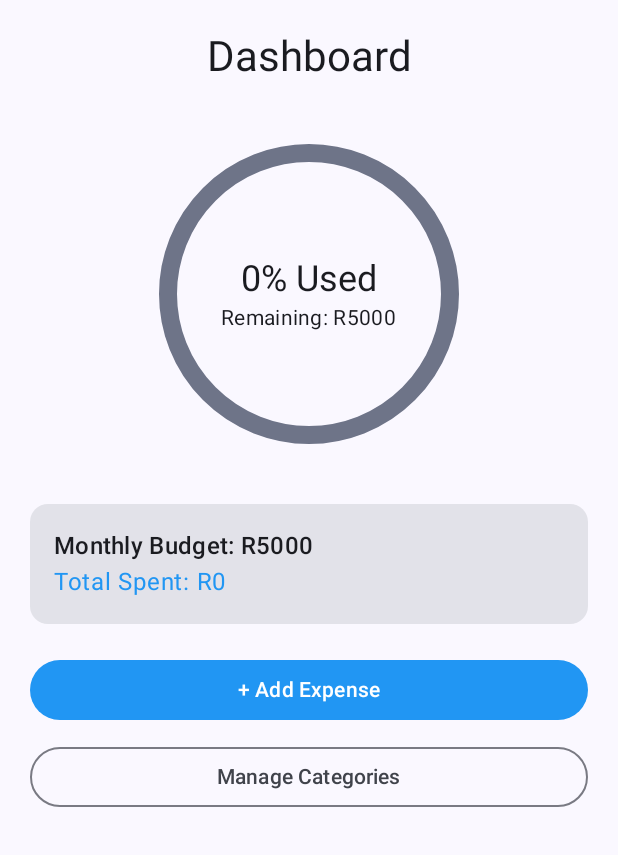
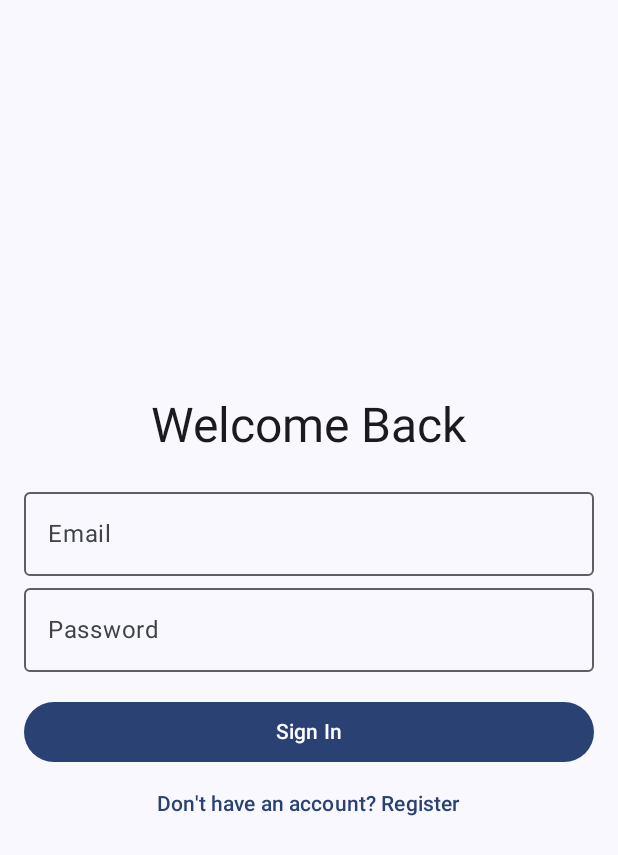
Before and after one commit to ST10367494-JL/pocketPilot2, an Android app built with Jetpack Compose: the screen it shows after launch (MainActivity), on a phone screen of 412 x 824 dp. Shown: the top 855 px of the screen. Run offline under Robolectric (Android 15) with nearby library versions, the light colour scheme and no system bars; our stand-ins replace Firebase (no records; nobody signed in at launch, a user with empty details on screens opened directly), Room's generated code.

Commit message:
implemented fire base login and register

```diff
--- /dev/null
+++ b/app/src/main/java/com/pocketpilot/pocketpilot/AuthScreens.kt
@@ -0,0 +1,59 @@
+package com.pocketpilot.pocketpilot
+
+import androidx.compose.foundation.layout.*
+import androidx.compose.material3.*
+import androidx.compose.runtime.*
+import androidx.compose.ui.Alignment
+import androidx.compose.ui.Modifier
+import androidx.compose.ui.unit.dp
+import com.pocketpilot.pocketpilot.ui.AuthViewModel
+
+@Composable
+fun LoginScreen(viewModel: AuthViewModel, onNavigateToRegister: () -> Unit, onLoginSuccess: () -> Unit) {
+    var email by remember { mutableStateOf("") }
+    var password by remember { mutableStateOf("") }
+    var errorMessage by remember { mutableStateOf<String?>(null) }
+
+    Column(modifier = Modifier.fillMaxSize().padding(16.dp), horizontalAlignment = Alignment.CenterHorizontally, verticalArrangement = Arrangement.Center) {
+        Text("Welcome Back", style = MaterialTheme.typography.headlineLarge)
+        Spacer(Modifier.height(16.dp))
+
+        OutlinedTextField(value = email, onValueChange = { email = it }, label = { Text("Email") }, modifier = Modifier.fillMaxWidth())
+        OutlinedTextField(value = password, onValueChange = { password = it }, label = { Text("Password") }, modifier = Modifier.fillMaxWidth())
+
+        errorMessage?.let { Text(it, color = MaterialTheme.colorScheme.error) }
+
+        Spacer(Modifier.height(16.dp))
+        Button(onClick = {
+            viewModel.loginUser(email, password, onLoginSuccess, { errorMessage = it })
+        }, modifier = Modifier.fillMaxWidth()) {
+            Text("Sign In")
+        }
+        TextButton(onClick = onNavigateToRegister) { Text("Don't have an account? Register") }
+    }
+}
+
+@Composable
+fun RegisterScreen(viewModel: AuthViewModel, onNavigateToLogin: () -> Unit, onRegisterSuccess: () -> Unit) {
+    var email by remember { mutableStateOf("") }
+    var password by remember { mutableStateOf("") }
+    var errorMessage by remember { mutableStateOf<String?>(null) }
+
+    Column(modifier = Modifier.fillMaxSize().padding(16.dp), horizontalAlignment = Alignment.CenterHorizontally, verticalArrangement = Arrangement.Center) {
+        Text("Create Account", style = MaterialTheme.typography.headlineLarge)
+        Spacer(Modifier.height(16.dp))
+
+        OutlinedTextField(value = email, onValueChange = { email = it }, label = { Text("Email") }, modifier = Modifier.fillMaxWidth())
+        OutlinedTextField(value = password, onValueChange = { password = it }, label = { Text("Password") }, modifier = Modifier.fillMaxWidth())
+
+        errorMessage?.let { Text(it, color = MaterialTheme.colorScheme.error) }
+
+        Spacer(Modifier.height(16.dp))
+        Button(onClick = {
+            viewModel.registerUser(email, password, onRegisterSuccess, { errorMessage = it })
+        }, modifier = Modifier.fillMaxWidth()) {
+            Text("Register")
+        }
+        TextButton(onClick = onNavigateToLogin) { Text("Already have an account? Login") }
+    }
+}
--- a/app/src/main/java/com/pocketpilot/pocketpilot/MainActivity.kt
+++ b/app/src/main/java/com/pocketpilot/pocketpilot/MainActivity.kt
@@ -18,6 +18,7 @@ import androidx.lifecycle.viewmodel.compose.viewModel
 import androidx.navigation.compose.*
 import com.pocketpilot.pocketpilot.data.PocketDb
 import com.pocketpilot.pocketpilot.ui.PocketViewModel
+import com.pocketpilot.pocketpilot.ui.AuthViewModel
 import com.pocketpilot.pocketpilot.ui.expense.AddExpenseScreen
 import com.pocketpilot.pocketpilot.ui.theme.PocketBlue
 import com.pocketpilot.pocketpilot.ui.theme.PocketPilotTheme
@@ -31,30 +32,55 @@ class MainActivity : ComponentActivity() {
                 val context = LocalContext.current
                 val database = PocketDb.getDatabase(context)
 
-                // Initialize ViewModel with the Database Dao
-                val viewModel: PocketViewModel = viewModel(
+                // 1. Initialize ViewModels
+                val pocketViewModel: PocketViewModel = viewModel(
                     factory = object : ViewModelProvider.Factory {
                         override fun <T : ViewModel> create(modelClass: Class<T>): T {
                             return PocketViewModel(database.expenseDao()) as T
                         }
                     }
                 )
+                val authViewModel: AuthViewModel = viewModel()
 
-                // Observe Data
-                val expenseList by viewModel.expenses.collectAsState()
-                val totalSpent = expenseList.sumOf { it.expense } // Correctly using .expense from entity
-
-                val progress = (totalSpent / viewModel.monthlyBudget).toFloat()
-                val remaining = "R${(viewModel.monthlyBudget - totalSpent).toInt()}"
+                // 2. Observe Dashboard Data
+                val expenseList by pocketViewModel.expenses.collectAsState()
+                val totalSpent = expenseList.sumOf { it.expense }
+                val progress = (totalSpent / pocketViewModel.monthlyBudget).toFloat()
+                val remaining = "R${(pocketViewModel.monthlyBudget - totalSpent).toInt()}"
 
                 val navController = rememberNavController()
 
                 Scaffold(modifier = Modifier.fillMaxSize()) { innerPadding ->
                     NavHost(
                         navController = navController,
-                        startDestination = "dashboard",
+                        startDestination = "login", // App starts at Login
                         modifier = Modifier.padding(innerPadding)
                     ) {
+                        // --- AUTH ROUTES ---
+                        composable("login") {
+                            LoginScreen(
+                                viewModel = authViewModel,
+                                onNavigateToRegister = { navController.navigate("register") },
+                                onLoginSuccess = {
+                                    navController.navigate("dashboard") {
+                                        popUpTo("login") { inclusive = true }
+                                    }
+                                }
+                            )
+                        }
+                        composable("register") {
+                            RegisterScreen(
+                                viewModel = authViewModel,
+                                onNavigateToLogin = { navController.navigate("login") },
+                                onRegisterSuccess = {
+                                    navController.navigate("dashboard") {
+                                        popUpTo("register") { inclusive = true }
+                                    }
+                                }
+                            )
+                        }
+
+                        // --- MAIN APP ROUTES ---
                         composable("dashboard") {
                             DashboardScreen(
                                 totalSpent = "R${totalSpent.toInt()}",
@@ -66,7 +92,7 @@ class MainActivity : ComponentActivity() {
                         }
                         composable("expenses") {
                             AddExpenseScreen(
-                                viewModel = viewModel,
+                                viewModel = pocketViewModel,
                                 onBack = { navController.popBackStack() }
                             )
                         }
--- a/build.gradle.kts
+++ b/build.gradle.kts
@@ -4,4 +4,5 @@ plugins {
     alias(libs.plugins.kotlin.compose) apply false
     alias(libs.plugins.google.ksp) apply false
     alias(libs.plugins.androidx.room) apply false
+    id("com.google.gms.google-services") version "4.4.2" apply false
 }
```
Also changed, not shown: app/build.gradle.kts (+14 -9 lines), app/src/main/java/com/pocketpilot/pocketpilot/ui/AuthViewModel.kt (added, +26 -0 lines), 1 other file.
